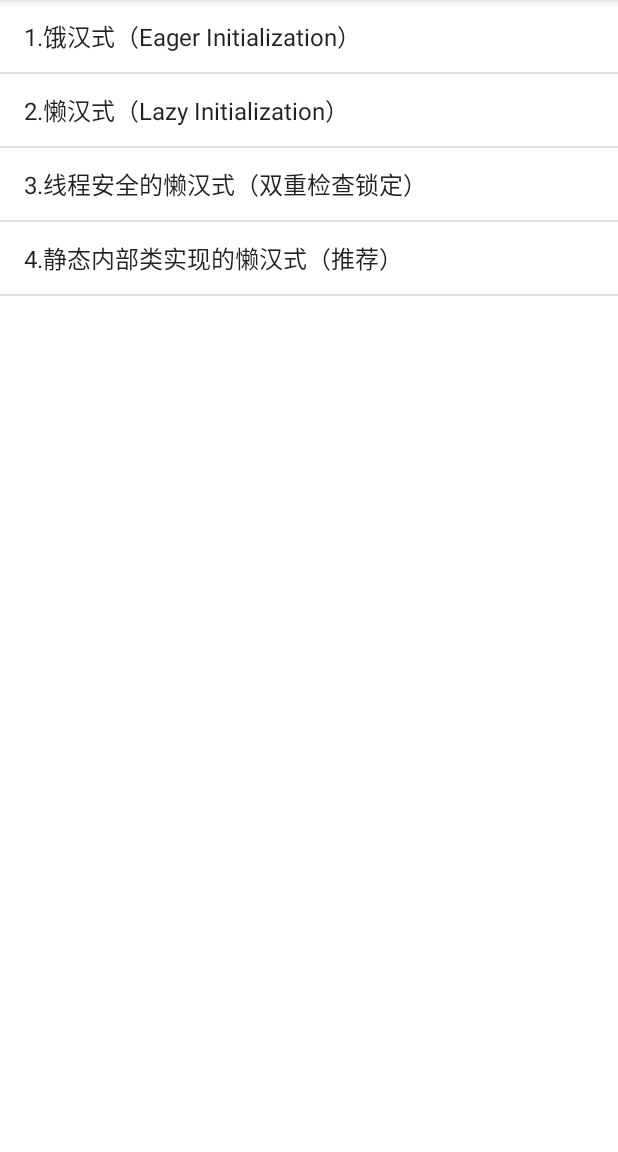
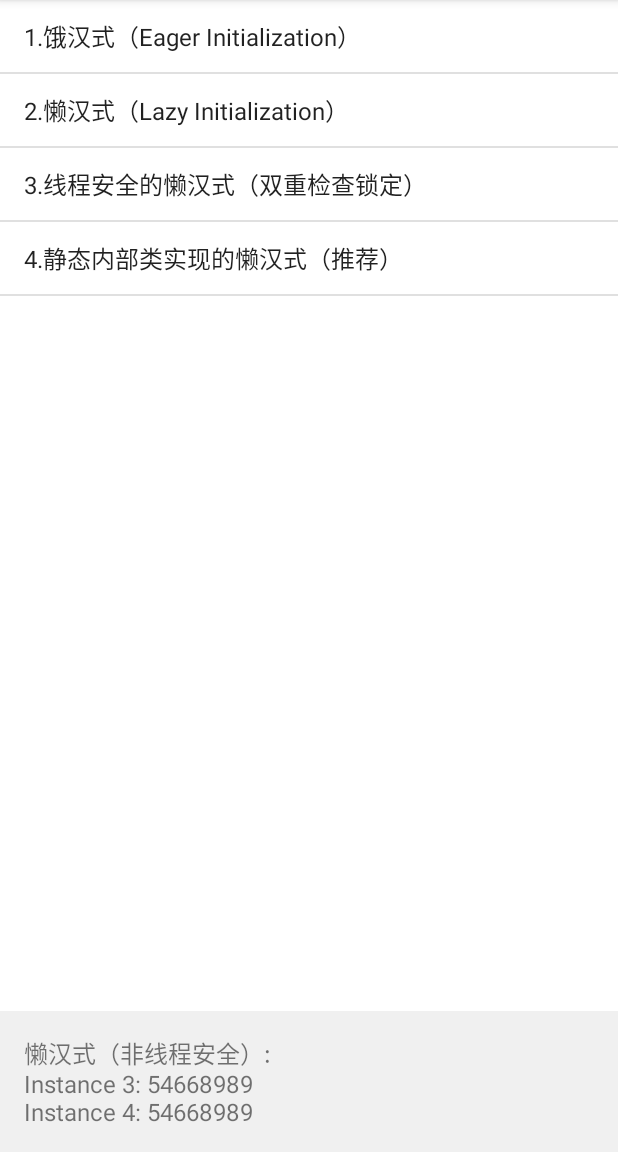
Before and after one commit to joephone/JavaGangOfFour, an Android app: the MainSingletonActivity screen opened directly, with no data from a screen before it, after a tap on an icon or button, on a phone screen of 412 x 824 dp, the part 84-1236 px from its top. Run offline under Robolectric (Android 15) with nearby library versions, the phone set to English and light mode, and no system bars; plain views replace SwipeRecyclerView; 1 other tap on this screen came first.

Commit message:
单例模式调用改进

```diff
--- a/app/src/main/java/com/transcendence/gangoffour/_01_creational/singleton/MainSingletonActivity.java
+++ b/app/src/main/java/com/transcendence/gangoffour/_01_creational/singleton/MainSingletonActivity.java
@@ -5,6 +5,7 @@ import android.view.View;
 import android.widget.AdapterView;
 import android.widget.ArrayAdapter;
 import android.widget.ListView;
+import android.widget.TextView;
 
 import androidx.appcompat.app.AppCompatActivity;
 
@@ -25,12 +26,14 @@ public class MainSingletonActivity extends AppCompatActivity implements AdapterV
     private final String TAG = "wan";
     private ArrayAdapter<String> adapter;
     private ListView lvIndex;
+    private TextView tvResult;
 
     @Override
     protected void onCreate(Bundle savedInstanceState) {
         super.onCreate(savedInstanceState);
         setContentView(R.layout.activity_main);
         lvIndex = findViewById(R.id.lvIndex);
+        tvResult = findViewById(R.id.tvResult);
 
         List<String> items = StringUtils.getStringListAndIndex(this,R.array.index_patterns_creational_singleton);
         adapter = new ArrayAdapter<>(this, android.R.layout.simple_list_item_1,items);
@@ -47,17 +50,43 @@ public class MainSingletonActivity extends AppCompatActivity implements AdapterV
 //        intent.setClass(this, AppConstantValue.mainPatternsCreationalSingleton[position]);
 //        startActivity(intent);
         switch (position){
-            case 0:
+            case 0:  // 饿汉式
                 SingletonEager.getInstance().doSomething();
+                SingletonEager instance1 = SingletonEager.getInstance();
+                SingletonEager instance2 = SingletonEager.getInstance();
+                tvResult.setText(
+                        "饿汉式:\n" +
+                                "Instance 1: " + instance1.hashCode() + "\n" +
+                                "Instance 2: " + instance2.hashCode()
+                );
                 break;
-            case 1:
-                SingletonLazy.getInstance().doSomething();
+            case 1:  // 懒汉式（非线程安全）
+                SingletonLazy instance3 = SingletonLazy.getInstance();
+                SingletonLazy instance4 = SingletonLazy.getInstance();
+                tvResult.setText(
+                        "懒汉式（非线程安全）:\n" +
+                                "Instance 3: " + instance3.hashCode() + "\n" +
+                                "Instance 4: " + instance4.hashCode()
+                );
                 break;
-            case 2:
-                SingletonLazyThreadSafe.getInstance().doSomething();
+            case 2: // 懒汉式（线程安全）
+                tvResult.setText("懒汉式（线程安全）  Starting 5 threads to get instance...");
+                for (int i = 0; i < 5; i++) {
+                    new Thread(() -> {
+                        SingletonLazyThreadSafe instance = SingletonLazyThreadSafe.getInstance();
+                        runOnUiThread(() ->
+                                tvResult.append("\nThread " + Thread.currentThread().getId() +
+                                        ": " + instance.hashCode())
+                        );
+                    }).start();
+                }
                 break;
-            case 3:
+            case 3: // 静态内部类
                 SingletonLazyStaticInnerClass.getInstance().doSomething();
+                tvResult.setText(
+                        "静态内部类:\n" +
+                                "Instance: " + SingletonLazyStaticInnerClass.getInstance().hashCode()
+                );
                 break;
         }
     }
--- a/app/src/main/java/com/transcendence/gangoffour/_01_creational/singleton/SingletonEager.java
+++ b/app/src/main/java/com/transcendence/gangoffour/_01_creational/singleton/SingletonEager.java
@@ -1,5 +1,7 @@
 package com.transcendence.gangoffour._01_creational.singleton;
 
+
+import com.transcendence.gangoffour.log.LogUtils;
 
 /**
  * @author Joephone on 2024/12/1 1:12
@@ -28,7 +30,7 @@ public class SingletonEager {
 
     // 其他业务方法
     public void doSomething() {
-        System.out.println("Doing something in 饿汉式");
+        LogUtils.d("Doing something in 饿汉式");
     }
 
 }
--- a/app/src/main/java/com/transcendence/gangoffour/utils/StringUtils.java
+++ b/app/src/main/java/com/transcendence/gangoffour/utils/StringUtils.java
@@ -32,7 +32,6 @@ public class StringUtils {
             }
         }
         return mInstance;
-
     }
 
 
--- a/app/src/main/res/layout/activity_main.xml
+++ b/app/src/main/res/layout/activity_main.xml
@@ -5,42 +5,25 @@
     android:layout_width="match_parent"
     android:layout_height="match_parent">
 
-<!--    <Button-->
-<!--        android:id="@+id/tv"-->
-<!--        android:layout_width="wrap_content"-->
-<!--        android:layout_height="wrap_content"-->
-<!--        android:text="hello world"-->
-<!--        app:layout_constraintBottom_toBottomOf="parent"-->
-<!--        app:layout_constraintEnd_toEndOf="parent"-->
-<!--        app:layout_constraintStart_toStartOf="parent"-->
-<!--        app:layout_constraintTop_toTopOf="parent" />-->
-
-<!--    <LinearLayout-->
-<!--        android:orientation="vertical"-->
-<!--        android:layout_height="match_parent"-->
-<!--        android:layout_width="match_parent">-->
-
-<!--        <include-->
-<!--            android:id="@+id/include_list"-->
-<!--            layout="@layout/layout_rv_standard" />-->
-
-<!--    </LinearLayout>-->
-
-<!--    <androidx.swiperefreshlayout.widget.SwipeRefreshLayout-->
-<!--        android:id="@+id/srf"-->
-<!--        android:layout_width="match_parent"-->
-<!--        android:layout_height="match_parent">-->
-
-<!--        <com.yanzhenjie.recyclerview.SwipeRecyclerView-->
-<!--            android:id="@+id/rv"-->
-<!--            android:layout_width="match_parent"-->
-<!--            android:layout_height="match_parent" />-->
-
-<!--    </androidx.swiperefreshlayout.widget.SwipeRefreshLayout>-->
-
+    <!-- ListView 占据大部分空间 -->
     <ListView
         android:id="@+id/lvIndex"
         android:layout_width="match_parent"
-        android:layout_height="match_parent"/>
+        android:layout_height="0dp"
+        app:layout_constraintTop_toTopOf="parent"
+        app:layout_constraintBottom_toTopOf="@id/tvResult"/>
+
+    <!-- TextView 固定在底部 -->
+    <TextView
+        android:id="@+id/tvResult"
+        android:layout_width="match_parent"
+        android:layout_height="wrap_content"
+        android:padding="16dp"
+        android:textSize="16sp"
+        android:background="#f0f0f0"
+        android:gravity="center_vertical"
+        app:layout_constraintBottom_toBottomOf="parent"
+        app:layout_constraintStart_toStartOf="parent"
+        app:layout_constraintEnd_toEndOf="parent"/>
 
 </androidx.constraintlayout.widget.ConstraintLayout>
```
Also changed, not shown: app/src/main/java/com/transcendence/gangoffour/log/LogUtils.java (added, +103 -0 lines).
